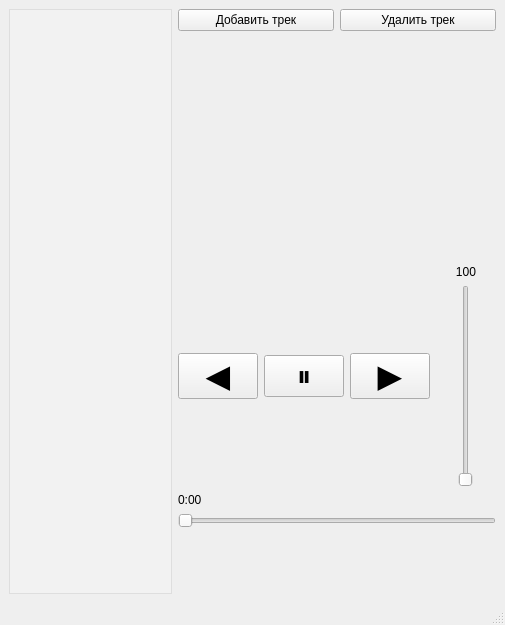
Above: src/view/mainwindow.ui from Fozu7916/QF_Player before the change. Below: the same form after it.
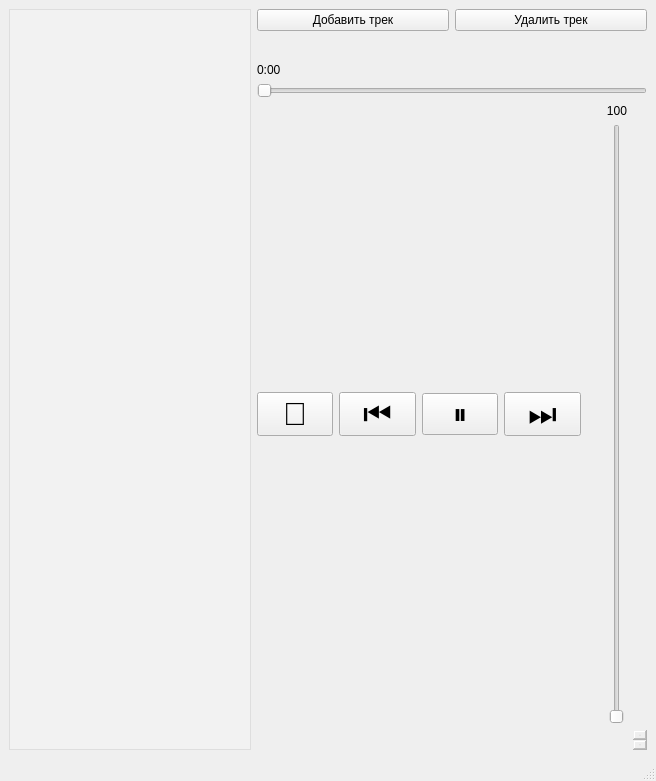
That is the form after the change. Icons and pictures are not drawn.

Commit message: некоарк + рандом кнопка

Diff of the .ui file:
```diff
--- a/src/view/mainwindow.ui
+++ b/src/view/mainwindow.ui
@@ -6,8 +6,8 @@
    <rect>
     <x>0</x>
     <y>0</y>
-    <width>505</width>
-    <height>625</height>
+    <width>656</width>
+    <height>781</height>
    </rect>
   </property>
   <property name="sizePolicy">
@@ -80,18 +80,35 @@
        <layout class="QVBoxLayout" name="verticalLayout_5"/>
       </item>
       <item>
-       <widget class="QTextEdit" name="textEdit">
-        <property name="enabled">
-         <bool>true</bool>
+       <widget class="QLabel" name="nekoArcLabel">
+        <property name="minimumSize">
+         <size>
+          <width>20</width>
+          <height>20</height>
+         </size>
         </property>
-        <property name="styleSheet">
-         <string notr="true">background: transparent; border: none;</string>
+        <property name="maximumSize">
+         <size>
+          <width>800</width>
+          <height>800</height>
+         </size>
         </property>
-        <property name="frameShape">
-         <enum>QFrame::Shape::NoFrame</enum>
+        <property name="text">
+         <string/>
         </property>
-        <property name="lineWidth">
-         <number>0</number>
+       </widget>
+      </item>
+      <item>
+       <widget class="QLabel" name="time">
+        <property name="text">
+         <string>0:00</string>
+        </property>
+       </widget>
+      </item>
+      <item>
+       <widget class="QSlider" name="horizontalSlider">
+        <property name="orientation">
+         <enum>Qt::Orientation::Horizontal</enum>
         </property>
        </widget>
       </item>
@@ -99,20 +116,53 @@
        <layout class="QHBoxLayout" name="controlsRow">
         <item>
          <layout class="QHBoxLayout" name="horizontalLayout_3">
+          <item>
+           <widget class="QPushButton" name="pushButton">
+            <property name="minimumSize">
+             <size>
+              <width>60</width>
+              <height>40</height>
+             </size>
+            </property>
+            <property name="font">
+             <font>
+              <pointsize>24</pointsize>
+             </font>
+            </property>
+            <property name="text">
+             <string>🔀</string>
+            </property>
+            <property name="checkable">
+             <bool>true</bool>
+            </property>
+           </widget>
+          </item>
           <item>
            <widget class="QPushButton" name="prevButton">
+            <property name="minimumSize">
+             <size>
+              <width>60</width>
+              <height>40</height>
+             </size>
+            </property>
             <property name="font">
              <font>
               <pointsize>24</pointsize>
              </font>
             </property>
             <property name="text">
-             <string>◀</string>
+             <string>⏮</string>
             </property>
            </widget>
           </item>
           <item>
            <widget class="QPushButton" name="playOrStopButton">
+            <property name="minimumSize">
+             <size>
+              <width>60</width>
+              <height>40</height>
+             </size>
+            </property>
             <property name="font">
              <font>
               <pointsize>22</pointsize>
@@ -125,13 +175,19 @@
           </item>
           <item>
            <widget class="QPushButton" name="nextButton">
+            <property name="minimumSize">
+             <size>
+              <width>60</width>
+              <height>40</height>
+             </size>
+            </property>
             <property name="font">
              <font>
               <pointsize>24</pointsize>
              </font>
             </property>
             <property name="text">
-             <string>▶</string>
+             <string>⏭</string>
             </property>
            </widget>
           </item>
@@ -187,20 +243,6 @@
         </item>
        </layout>
       </item>
-      <item>
-       <widget class="QLabel" name="time">
-        <property name="text">
-         <string>0:00</string>
-        </property>
-       </widget>
-      </item>
-      <item>
-       <widget class="QSlider" name="horizontalSlider">
-        <property name="orientation">
-         <enum>Qt::Orientation::Horizontal</enum>
-        </property>
-       </widget>
-      </item>
       <item>
        <widget class="QTextEdit" name="textEdit_2">
         <property name="enabled">
@@ -215,7 +257,7 @@
         <property name="maximumSize">
          <size>
           <width>16777215</width>
-          <height>60</height>
+          <height>20</height>
          </size>
         </property>
         <property name="styleSheet">
```
Left out of the diff: 2 changed lines with no effect on the pictures. The commit also changes 7 other files.
